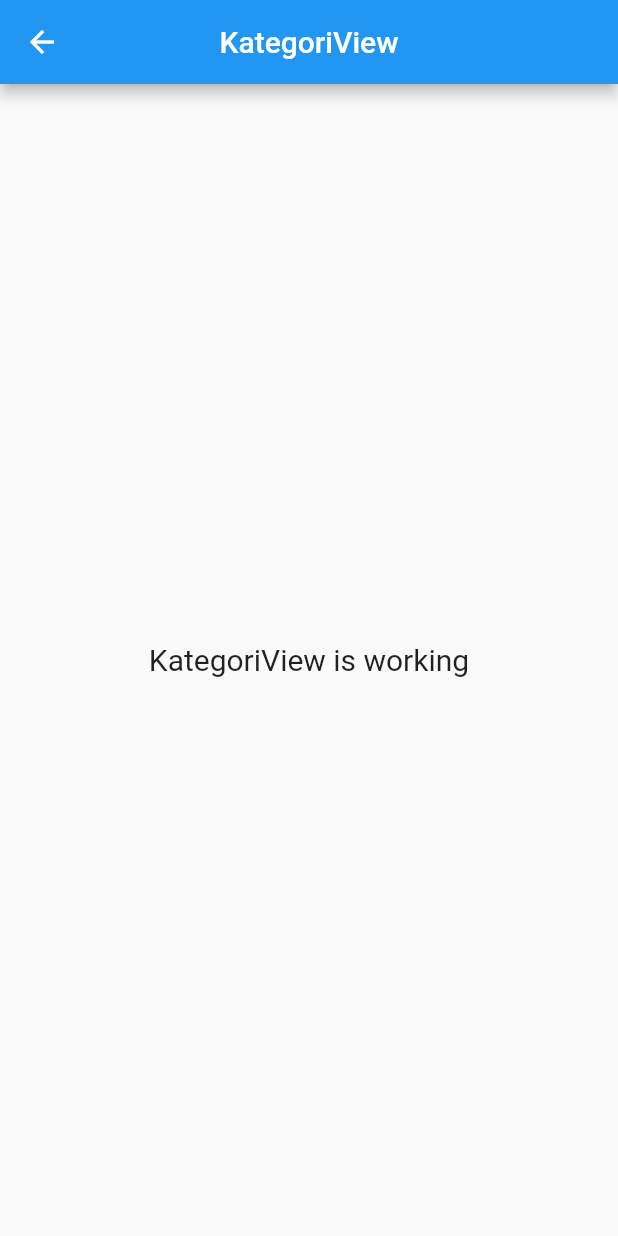
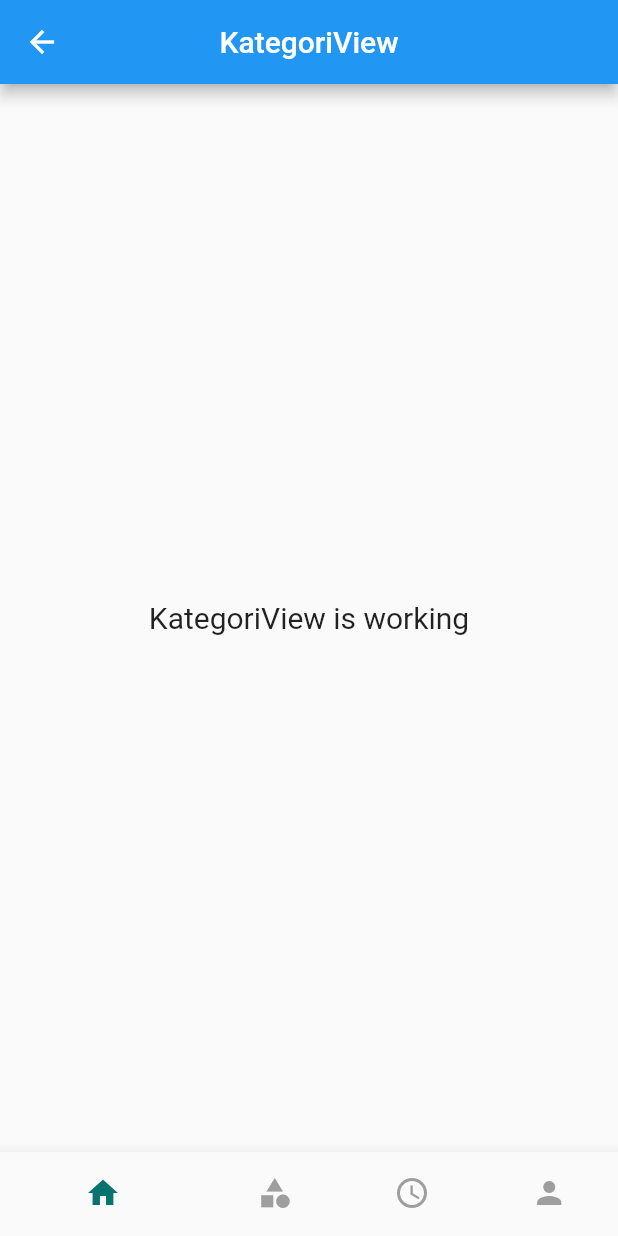
Before and after one commit to Baharudin78/hr_flutter, a Flutter app: the KategoriView screen opened by its route, on a phone screen of 412 x 824 dp. Run offline on Flutter 3.47's test engine with Material 2 defaults, Android fonts, the phone set to English and light mode, and no system bars; our stand-ins replace flutter_svg, get, google_fonts, sizer.

Commit message:
slicing ui

```diff
--- a/lib/app/modules/kategori/views/kategori_view.dart
+++ b/lib/app/modules/kategori/views/kategori_view.dart
@@ -1,10 +1,14 @@
 import 'package:flutter/material.dart';
 
 import 'package:get/get.dart';
+import 'package:hr_flutter/app/controllers/page_index_controller.dart';
+import 'package:hr_flutter/constants/colors.dart';
 
 import '../controllers/kategori_controller.dart';
 
 class KategoriView extends GetView<KategoriController> {
+  final pageController = Get.find<PageIndexController>();
+
   @override
   Widget build(BuildContext context) {
     return Scaffold(
@@ -18,6 +22,20 @@ class KategoriView extends GetView<KategoriController> {
           style: TextStyle(fontSize: 20),
         ),
       ),
+      bottomNavigationBar: BottomNavigationBar(
+        items: <BottomNavigationBarItem>[
+          BottomNavigationBarItem(icon: Icon(Icons.home), label: "Home"),
+          BottomNavigationBarItem(
+              icon: Icon(Icons.category), label: "Kategori"),
+          BottomNavigationBarItem(icon: Icon(Icons.schedule), label: "Jadwal"),
+          BottomNavigationBarItem(icon: Icon(Icons.person), label: "Profil"),
+        ],
+        currentIndex: pageController.pageIndex.value,
+        showSelectedLabels: false,
+        selectedItemColor: Palette.greenSoldig,
+        unselectedItemColor: Colors.grey,
+        onTap: (int i) => pageController.changePage(i),
+      ),
     );
   }
 }
--- a/lib/app/modules/schedule/views/schedule_view.dart
+++ b/lib/app/modules/schedule/views/schedule_view.dart
@@ -1,10 +1,13 @@
 import 'package:flutter/material.dart';
 
 import 'package:get/get.dart';
-
+import 'package:hr_flutter/app/controllers/page_index_controller.dart';
+import 'package:hr_flutter/constants/colors.dart';
 import '../controllers/schedule_controller.dart';
 
 class ScheduleView extends GetView<ScheduleController> {
+  final pageController = Get.find<PageIndexController>();
+
   @override
   Widget build(BuildContext context) {
     return Scaffold(
@@ -18,6 +21,20 @@ class ScheduleView extends GetView<ScheduleController> {
           style: TextStyle(fontSize: 20),
         ),
       ),
+      bottomNavigationBar: BottomNavigationBar(
+        items: <BottomNavigationBarItem>[
+          BottomNavigationBarItem(icon: Icon(Icons.home), label: "Home"),
+          BottomNavigationBarItem(
+              icon: Icon(Icons.category), label: "Kategori"),
+          BottomNavigationBarItem(icon: Icon(Icons.schedule), label: "Jadwal"),
+          BottomNavigationBarItem(icon: Icon(Icons.person), label: "Profil"),
+        ],
+        currentIndex: pageController.pageIndex.value,
+        showSelectedLabels: false,
+        selectedItemColor: Palette.greenSoldig,
+        unselectedItemColor: Colors.grey,
+        onTap: (int i) => pageController.changePage(i),
+      ),
     );
   }
 }
--- a/lib/constants/assets_path.dart
+++ b/lib/constants/assets_path.dart
@@ -3,3 +3,4 @@ import 'package:flutter/material.dart';
 const iconSoldig = 'assets/icons/logosoldig.svg';
 const iconIntro = 'assets/images/intro.svg';
 const logoLogin = 'assets/images/loginicon.png';
+const logoHeader = 'assets/images/header.svg';
--- a/lib/routes/app_pages.dart
+++ b/lib/routes/app_pages.dart
@@ -42,21 +42,25 @@ class AppPages {
       name: _Paths.HOME,
       page: () => HomeView(),
       binding: HomeBinding(),
+      transition: Transition.fadeIn,
     ),
     GetPage(
       name: _Paths.KATEGORI,
       page: () => KategoriView(),
       binding: KategoriBinding(),
+      transition: Transition.fadeIn,
     ),
     GetPage(
       name: _Paths.SCHEDULE,
       page: () => ScheduleView(),
       binding: ScheduleBinding(),
+      transition: Transition.fadeIn,
     ),
     GetPage(
       name: _Paths.PROFILE,
       page: () => ProfileView(),
       binding: ProfileBinding(),
+      transition: Transition.fadeIn,
     ),
   ];
 }
```
Also changed, not shown: lib/app/controllers/page_index_controller.dart (+15 -1 lines), lib/app/modules/home/views/home_view.dart (+5 -6 lines), lib/app/modules/profile/views/profile_view.dart (+18 -0 lines), assets/images/header.svg (added).
